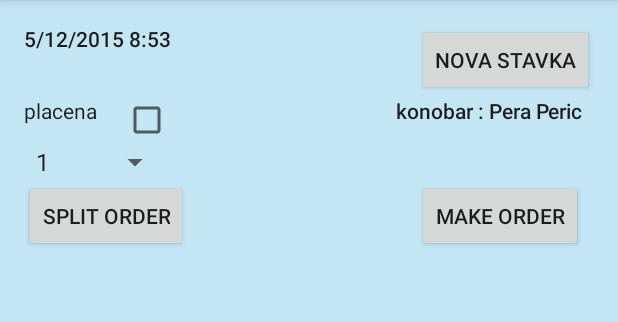
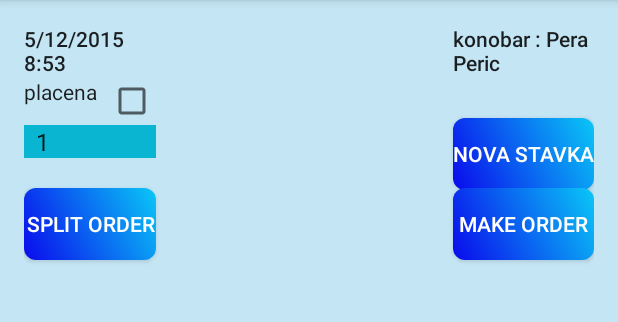
Before and after one commit to Mila1234/RestoranBackUpKOMP, an Android app: the ActivityGUI screen opened directly, with no data from a screen before it, after a tap on "message", on a phone screen of 412 x 824 dp, the part 96-418 px from its top. Run offline under Robolectric (Android 15) with nearby library versions, the phone set to English and light mode, and no system bars.

```diff
--- a/app/src/main/AndroidManifest.xml
+++ b/app/src/main/AndroidManifest.xml
@@ -28,6 +28,9 @@
         <activity
             android:name="com.example.marijaradisavljevic.restoran.activiry.Activity_AddMenuItem">
         </activity>
+        <activity
+            android:name="com.example.marijaradisavljevic.restoran.activiry.ActivityLogout">
+        </activity>
 
     </application>
 
--- a/app/src/main/java/com/example/marijaradisavljevic/restoran/activiry/ActivityFirst.java
+++ b/app/src/main/java/com/example/marijaradisavljevic/restoran/activiry/ActivityFirst.java
@@ -7,6 +7,7 @@ import android.support.v4.app.Fragment;
 import android.support.v4.app.FragmentManager;
 import android.support.v7.app.AppCompatActivity;
 import android.support.v7.widget.Toolbar;
+import android.util.Log;
 import android.view.Menu;
 import android.view.MenuItem;
 
@@ -42,14 +43,14 @@ public class ActivityFirst extends AppCompatActivity {
 
         if (extras != null) {
             fragmetnName = extras.getString("name");
-
-            if(fragmetnName.equals("FragmentUserInfo")) {
+            Log.d("BLA",extras.toString());
+            if(fragmetnName !=null && fragmetnName.equals("FragmentUserInfo")) {
                 FragmentManager fm = getSupportFragmentManager();
                 FragmentUserInfo fragmentUserInfo = FragmentUserInfo.getInstance();
                 fm.beginTransaction().replace(R.id.container_menu, fragmentUserInfo).commit();
-            }else if(fragmetnName.equals("FreagmentAddOrder")){
+            }else if(fragmetnName !=null &&  fragmetnName.equals("FreagmentAddOrder")){
                 String action = extras.getString("action");
-                if (action.equals("plusbutton")){
+                if (action !=null &&  action.equals("plusbutton")){
                     FragmentManager fm = getSupportFragmentManager();
                     FreagmentAddOrder freagmentAddOrder = FreagmentAddOrder.getInstance();
                     Bundle bundle = new Bundle();
@@ -57,7 +58,7 @@ public class ActivityFirst extends AppCompatActivity {
                     freagmentAddOrder.setArguments(bundle);
                     fm.beginTransaction().replace(R.id.container_menu, freagmentAddOrder).commit();
                 }else{
-                    if (action.equals("onclick")){
+                    if (action !=null &&  action.equals("onclick")){
                         FragmentManager fm = getSupportFragmentManager();
                         FreagmentAddOrder freagmentAddOrder = FreagmentAddOrder.getInstance();
                         Bundle bundle = new Bundle();
@@ -66,10 +67,16 @@ public class ActivityFirst extends AppCompatActivity {
                         freagmentAddOrder.setArguments(bundle);
                         fm.beginTransaction().replace(R.id.container_menu, freagmentAddOrder).commit();
                     }else{
-                        //TODO
+                        FragmentManager fm = getSupportFragmentManager();
+                        FragmentLogin fragmentLogin = FragmentLogin.getInstance();
+                        fm.beginTransaction().replace(R.id.container_menu, fragmentLogin).commit();
                     }
                 }
 
+            }else{
+                FragmentManager fm = getSupportFragmentManager();
+                FragmentLogin fragmentLogin = FragmentLogin.getInstance();
+                fm.beginTransaction().replace(R.id.container_menu, fragmentLogin).commit();
             }
         }else
         {
@@ -106,6 +113,9 @@ public class ActivityFirst extends AppCompatActivity {
                 return true;
             case R.id.action_logout:
                 //call popup win for logout
+                intent = new Intent(getApplicationContext(), ActivityLogout.class);
+                intent.setFlags(Intent.FLAG_ACTIVITY_NEW_TASK);
+                getApplicationContext().startActivity(intent);
                 return true;
             case R.id.action_add:
 
--- a/app/src/main/java/com/example/marijaradisavljevic/restoran/activiry/ActivityGUI.java
+++ b/app/src/main/java/com/example/marijaradisavljevic/restoran/activiry/ActivityGUI.java
@@ -105,6 +105,9 @@ public class ActivityGUI extends AppCompatActivity  {
                 return true;
             case R.id.action_logout:
                 //call popup win for logout
+                intent = new Intent(getApplicationContext(), ActivityLogout.class);
+                intent.setFlags(Intent.FLAG_ACTIVITY_NEW_TASK);
+                getApplicationContext().startActivity(intent);
                 return true;
             case R.id.action_add://plus action
 
--- a/app/src/main/java/com/example/marijaradisavljevic/restoran/activiry/Activity_AddMenuItem.java
+++ b/app/src/main/java/com/example/marijaradisavljevic/restoran/activiry/Activity_AddMenuItem.java
@@ -63,6 +63,9 @@ public class Activity_AddMenuItem extends AppCompatActivity {
                 return true;
             case R.id.action_logout:
                 //call popup win for logout
+                intent = new Intent(getApplicationContext(), ActivityLogout.class);
+                intent.setFlags(Intent.FLAG_ACTIVITY_NEW_TASK);
+                getApplicationContext().startActivity(intent);
                 return true;
             case R.id.action_add:
 
--- /dev/null
+++ b/app/src/main/res/drawable/shape_of_button.xml
@@ -0,0 +1,15 @@
+<?xml version="1.0" encoding="utf-8"?>
+
+<shape xmlns:android="http://schemas.android.com/apk/res/android"
+    android:shape="rectangle">
+    <gradient
+        android:startColor="#0a0aec"
+        android:endColor="#FF0AC7F6"
+        android:angle="45"/>
+    <padding android:left="0dp"
+        android:top="0dp"
+        android:right="0dp"
+        android:bottom="0dp" />
+    <corners android:radius="8dp" />
+
+</shape>
--- a/app/src/main/res/layout/fragment_add_order_layout.xml
+++ b/app/src/main/res/layout/fragment_add_order_layout.xml
@@ -10,33 +10,38 @@
         android:layout_width="wrap_content"
         android:layout_height="wrap_content"
         android:text="5/12/2015 8:53"
-        android:layout_alignTop="@+id/new_item"
-        android:layout_alignBottom="@+id/new_item"
         style="@style/TextAppearance.AppCompat.Body2"
-        android:layout_alignParentStart="true" />
+        android:layout_alignTop="@+id/name_of_user"
+        android:layout_alignRight="@+id/split_order"
+        android:layout_alignEnd="@+id/split_order" />
     <TextView android:id = "@+id/name_of_user"
         android:layout_width="wrap_content"
         android:layout_height="wrap_content"
         android:text="5/12/2015 8:53"
         style="@style/TextAppearance.AppCompat.Body2"
-        android:layout_below="@+id/new_item"
-        android:layout_alignRight="@+id/make_order"
-        android:layout_alignEnd="@+id/make_order" />
+        android:layout_alignParentTop="true"
+        android:layout_alignLeft="@+id/new_item"
+        android:layout_alignStart="@+id/new_item" />
 
     <Button  android:id="@+id/new_item"
+        android:layout_marginTop="27dp"
         android:layout_width="wrap_content"
         android:layout_height="wrap_content"
         android:src="@drawable/icon_plus"
         android:text="@string/new_item_string"
-
-        android:layout_alignParentRight="true"
-        android:layout_alignParentEnd="true" />
+        android:background="@drawable/shape_of_button"
+        android:textColor="@color/white"
+        android:layout_below="@+id/name_of_user"
+        android:layout_alignRight="@+id/listaAddOrder"
+        android:layout_alignEnd="@+id/listaAddOrder" />
 
     <Spinner
         android:id="@+id/numbreOfTable_spinner"
         android:layout_width="wrap_content"
         android:layout_height="wrap_content"
         android:text="@string/number_of_table"
+        android:background="@color/bluebbutton"
+        android:textColor="@color/white"
         android:layout_below="@+id/paidOrNot"
         android:layout_alignParentLeft="true"
         android:layout_alignParentStart="true"
@@ -69,17 +74,20 @@
         android:divider="@color/transparent"
         android:dividerHeight="5dp"
         android:listSelector="@android:color/transparent"
-        android:layout_marginTop="44dp"
-        android:layout_below="@+id/numbreOfTable_spinner"
         android:layout_alignParentRight="true"
-        android:layout_alignParentEnd="true">
+        android:layout_alignParentEnd="true"
+        android:layout_below="@+id/split_order">
 
     </ListView>
 
     <Button  android:id="@+id/split_order"
+        android:layout_marginRight="@dimen/activity_small_padding"
+        android:layout_marginTop="@dimen/standard_margin"
         android:layout_width="wrap_content"
         android:layout_height="wrap_content"
         android:text="@string/split_order"
+        android:background="@drawable/shape_of_button"
+        android:textColor="@color/white"
         android:layout_below="@+id/numbreOfTable_spinner"
         android:layout_alignParentLeft="true"
         android:layout_alignParentStart="true" />
@@ -88,10 +96,13 @@
         android:layout_width="wrap_content"
         android:layout_height="wrap_content"
         android:text="@string/make_order"
+        android:background="@drawable/shape_of_button"
+        android:textColor="@color/white"
         android:layout_alignBottom="@+id/split_order"
+        android:layout_alignTop="@+id/split_order"
         android:layout_alignLeft="@+id/new_item"
         android:layout_alignStart="@+id/new_item"
-        android:layout_below="@+id/numbreOfTable_spinner"
-        android:layout_alignTop="@+id/split_order" />
+        android:layout_alignRight="@+id/listaAddOrder"
+        android:layout_alignEnd="@+id/listaAddOrder" />
 
 </RelativeLayout>
--- a/app/src/main/res/layout/item_order.xml
+++ b/app/src/main/res/layout/item_order.xml
@@ -31,6 +31,8 @@
         android:layout_width="wrap_content"
         android:layout_height="wrap_content"
         android:text="@string/remove"
+        android:background="@drawable/shape_of_button"
+        android:textColor="@color/white"
         style="@style/Widget.AppCompat.Button.Colored"
         android:layout_toRightOf="@+id/number_item_order"
 
--- a/app/src/main/res/values/colors.xml
+++ b/app/src/main/res/values/colors.xml
@@ -6,4 +6,9 @@
     <color name="transparent">#000000</color>
     <color name="rezervation_color_background">#FFC4E5F4</color>
     <color name="white">#ffffff</color>
+
+    <color name="black">#000</color>
+    <color name="bluebbutton">#09b5d0</color>
+    <color name="red">#f00</color>
+
 </resources>
--- a/app/src/main/res/values/dimens.xml
+++ b/app/src/main/res/values/dimens.xml
@@ -4,4 +4,6 @@
     <dimen name="activity_vertical_margin">16dp</dimen>
     <dimen name="padding_margin">16dp</dimen>
     <dimen name="padding_margin_small">8dp</dimen>
+    <dimen name="activity_small_padding">20dp</dimen>
+    <dimen name="standard_margin">20dp</dimen>
 </resources>
--- a/app/src/main/res/values/strings.xml
+++ b/app/src/main/res/values/strings.xml
@@ -62,6 +62,7 @@
     <string name="in_new_order">u novu </string>
     <string name="ok_button">ok</string>
     <string name="cancel_button">cancel</string>
+    <string name="logout_message"> Da li ste sigurni da zelite da se izlogujete ? </string>
 
 
 </resources>
```
Also changed, not shown: app/src/main/java/com/example/marijaradisavljevic/restoran/activiry/ActivityLogout.java (added, +37 -0 lines), app/src/main/res/layout/activity_logout.xml (added, +84 -0 lines), app/src/main/res/layout/fragment_add_menu_item.xml (+12 -2 lines), app/src/main/res/layout/fragment_user_info_layout.xml (+6 -1 lines), app/src/main/res/layout/fragmentlogin_layout.xml (+9 -2 lines), app/src/main/res/layout/rezervation.xml (+11 -1 lines).
